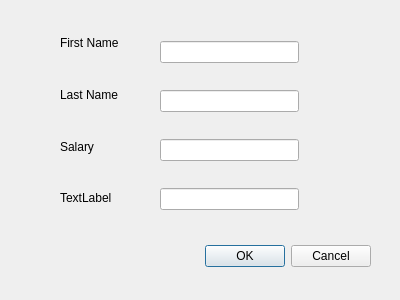
First picture: the form in Project4/addrecordform.ui, repository MikeMei/CSE335, before the edit.
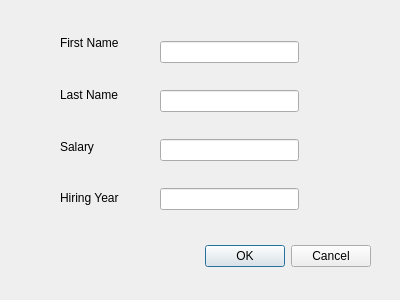
Second picture: the form after the edit.

Diff of the .ui file:
```diff
--- a/Project4/addrecordform.ui
+++ b/Project4/addrecordform.ui
@@ -29,7 +29,7 @@
     <set>QDialogButtonBox::Cancel|QDialogButtonBox::Ok</set>
    </property>
   </widget>
-  <widget class="QWidget" name="">
+  <widget class="QWidget" name="layoutWidget">
    <property name="geometry">
     <rect>
      <x>60</x>
@@ -63,13 +63,13 @@
     <item>
      <widget class="QLabel" name="HiringYearLabel">
       <property name="text">
-       <string>TextLabel</string>
+       <string>Hiring Year</string>
       </property>
      </widget>
     </item>
    </layout>
   </widget>
-  <widget class="QWidget" name="">
+  <widget class="QWidget" name="layoutWidget">
    <property name="geometry">
     <rect>
      <x>160</x>
```
Left out of the diff: 2 changed lines with no effect on the pictures.
